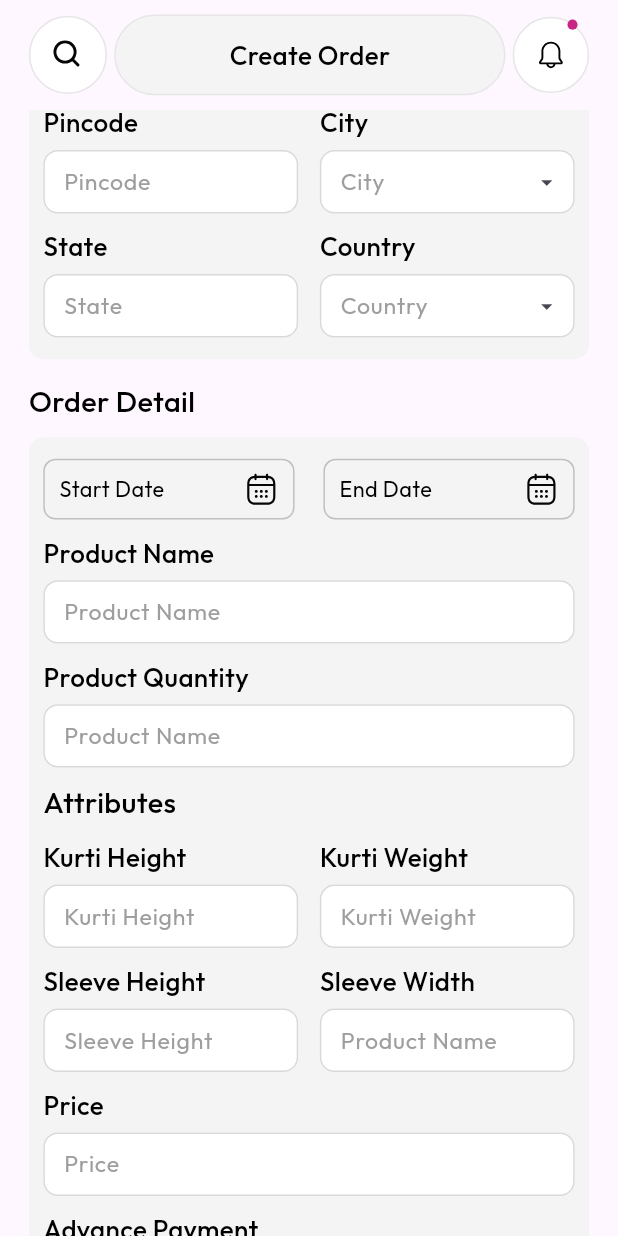
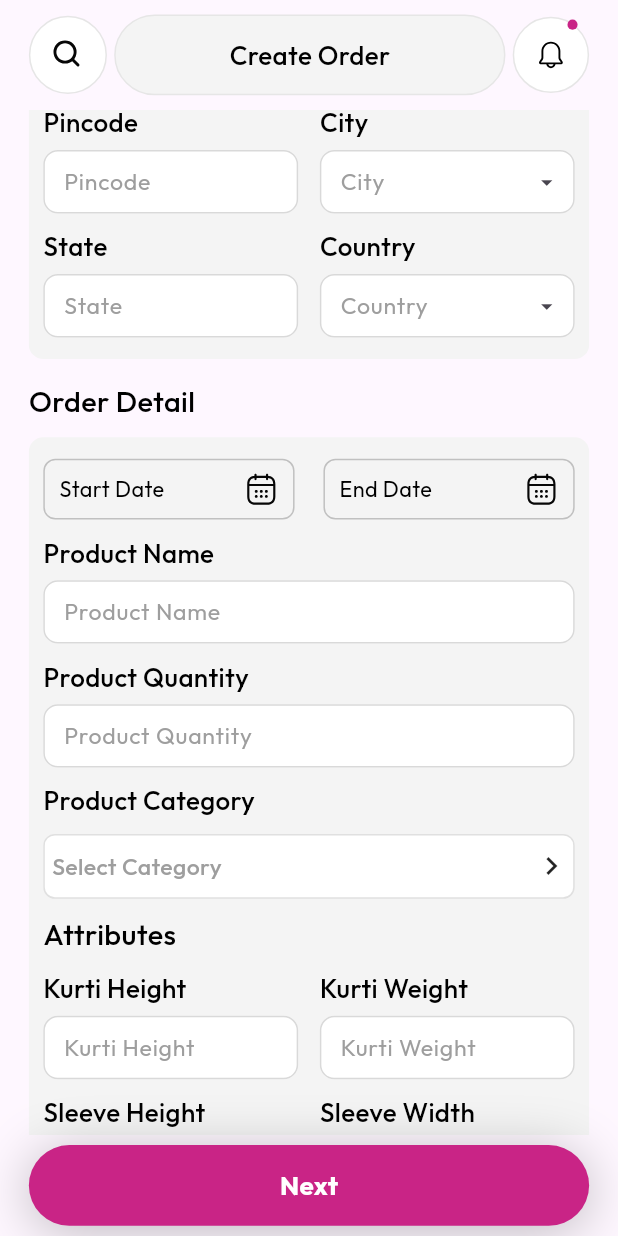
Before and after one commit to bnGohil/OdhaniSQT, a Flutter app: the CreateOrderScreen screen opened by its route, scrolled down 576 dp, on a phone screen of 412 x 824 dp. Run offline on Flutter 3.47's test engine with Material 3 defaults, Android fonts, the phone set to English and light mode, and no system bars; our stand-ins replace cached_network_image, dio, flutter_secure_storage, flutter_svg, geolocator, google_maps_flutter and 2 more; accounts and stored records are empty.

Commit message:
sub_order_details screen create

```diff
--- /dev/null
+++ b/lib/app/order/component/chip_textfield.dart
@@ -0,0 +1,141 @@
+import 'package:flutter/material.dart';
+import 'package:odhani_design_sqt/app/order/component/multi_select_chip_order.dart';
+import '../../../../../utils/utils.dart';
+class ChipTextField extends StatefulWidget {
+
+  // List<ServiceType>? selectedList;
+  List<String>? selectedList;
+  // final Function(List<TagData>)? onTapSelectedList;
+  ChipTextField({Key? key,this.selectedList,   }) : super(key: key);
+
+  @override
+  _ChipTextFieldState createState() {
+    return _ChipTextFieldState();
+  }
+}
+
+class _ChipTextFieldState extends State<ChipTextField> {
+
+
+  @override
+  void initState() {
+    super.initState();
+  }
+
+  @override
+  void dispose() {
+    super.dispose();
+  }
+
+  @override
+  Widget build(BuildContext context) {
+    print("${widget.selectedList.toString()} == check this seleted List");
+    return Column(
+      crossAxisAlignment: CrossAxisAlignment.start,
+      children: [
+
+        Text("Product Category",style: CustomTextStyle.blackMediumFont16Style.copyWith(fontSize: 18.sp),),
+
+        SizedBox(height: 10.sp),
+
+        InkWell(
+          onTap: () async{
+
+            final selectedData = await Navigator.of(context).push(
+                MaterialPageRoute(builder: (context)=> MultiSelectChipOrder(selectedList: widget.selectedList,))
+            );
+
+            if(selectedData != null) {
+              setState(() {
+                widget.selectedList = selectedData;
+                print(widget.selectedList);
+              });
+            }
+
+          },
+          child: Container(
+              width: double.infinity,
+
+              decoration: BoxDecoration(
+                color: kWhiteColor,
+                  border: Border.all(color: Colors.black12),
+                  borderRadius: BorderRadius.circular(8.sp)
+              ),
+
+              padding: EdgeInsets.only(right: 0,left: 5.sp,top: 2.sp,bottom: 2.sp),
+
+              child: Row(
+                children: [
+                  Expanded(
+                    child: SingleChildScrollView(
+
+                      scrollDirection: Axis.horizontal,
+
+                      child: Row(
+                        children: (widget.selectedList?.isEmpty ==  true)
+
+                            ? [Padding(
+                            padding: EdgeInsets.symmetric(vertical: 8.sp),
+
+                            child: Text("Select Category",style: CustomTextStyle.blackBoldFont16Style.copyWith(fontWeight: FontWeight.w500, color: Colors.grey),))]
+
+                            :List.generate(widget.selectedList?.length ?? 0, (index) {
+
+                          return Padding(
+                            padding:  EdgeInsets.symmetric(vertical: 5.sp),
+                            child: chip(index: index),
+                          );
+
+                        }),
+                      ),
+                    ),
+                  ),
+                  Align(
+                    alignment: Alignment.centerRight,
+                    child: Container(
+                        height: 30.sp,width: 30.sp,
+                        child: Icon(Icons.chevron_right,)),
+                  ),
+                ],
+              )
+          ),
+        ),
+      ],
+    );
+  }
+
+  Widget chip({int? index}){
+    return Container(
+      decoration: BoxDecoration(
+          color: kPrimaryColor.withOpacity(0.1),
+          borderRadius: BorderRadius.circular(12.sp)
+      ),
+
+      margin: EdgeInsets.only(right: 10.sp),
+
+      padding: EdgeInsets.symmetric(horizontal: 10.sp,vertical: 5.sp),
+      child: Row(
+        children: [
+          Text( widget.selectedList == []
+              ?  "Select Category"
+              // : "${widget.selectedList?[index ?? 0].value}",
+              : "${widget.selectedList?[index ?? 0]}",
+
+              style: CustomTextStyle.mainTextColorRegularFont16Style
+          ),
+
+          SizedBox(width: 4.sp),
+
+          InkWell(
+              onTap: (){
+                widget.selectedList?.removeAt(index ?? 0);
+                setState(() {
+
+                });
+              },
+              child: Icon(Icons.close,size: 20.sp,))
+        ],
+      ),
+    );
+  }
+}
--- a/lib/app/order/route/order_route.dart
+++ b/lib/app/order/route/order_route.dart
@@ -1,18 +1,17 @@
 
 import 'package:flutter/cupertino.dart';
-import 'package:odhani_design_sqt/app/order/view/create_order_screen.dart';
+import 'package:odhani_design_sqt/app/order/view/create_order/create_order_screen.dart';
 import 'package:odhani_design_sqt/app/order/view/completed_order_page.dart';
+import 'package:odhani_design_sqt/app/order/view/create_order/create_sub_order_details.dart';
 import 'package:odhani_design_sqt/app/tab/view/tab_page.dart';
 import '../view/order_details_page.dart';
 
 class OrderRoute{
 
   static String route = "order_route";
+
   static String createOrderRoute = "create_order";
-
-
-  static Widget child = const TabPage();
-  static Widget createOrderChild = const CreateOrderScreen();
+  static String createSubOrderDetailsRoute = "create_order_sub_order";
 
   static String orderDetailRoute = "/order_details_route";
 
@@ -20,6 +19,9 @@ class OrderRoute{
 
   static Widget child = const OrderDetailsPage();
 
+  static Widget createOrderChild = const CreateOrderScreen();
+
+  static Widget createSubOrderDetailsChild = const CreateSubOrderDetails();
 
   static Widget completedChild = const CompletedOrderPage();
 
@@ -31,7 +33,9 @@ class OrderRoute{
     Navigator.pushNamed(context,createOrderRoute);
   }
 
-
+  static goToCreateSubOrderDetails(BuildContext context){
+    Navigator.pushNamed(context,createSubOrderDetailsRoute);
+  }
 
   static goToCompletedOrder(BuildContext context){
     Navigator.pushNamed(context,orderCompletedRoute);
--- a/lib/app/order/view/create_order_screen.dart
+++ b/lib/app/order/view/create_order/create_order_screen.dart
@@ -1,21 +1,21 @@
 import 'dart:io';
 
+import 'package:intl/intl.dart';
 import 'package:flutter/cupertino.dart';
 import 'package:flutter/material.dart';
 import 'package:flutter/rendering.dart';
 import 'package:flutter/widgets.dart';
-import 'package:intl/intl.dart';
+import 'package:odhani_design_sqt/app/order/route/order_route.dart';
+import '../../component/form_to_datepicker.dart';
 import 'package:odhani_design_sqt/utils/utils.dart';
-import 'package:provider/provider.dart';
-
-import '../../../base/domin/asset/asset_model.dart';
-import '../../../base/view/base_components/auto_suggestion_textfield.dart';
-import '../../../base/view/base_components/custom_auto_suggestion_textfield.dart';
-import '../../../base/view/base_components/multi_selection_photo.dart';
-import '../../../utils/common_utils/custom_app_bar.dart';
-import '../../notification/route/notification_route.dart';
-import '../component/form_to_datepicker.dart';
-import 'demo_screen.dart';
+import '../../../../base/domin/asset/asset_model.dart';
+import '../../../../utils/common_utils/custom_app_bar.dart';
+import '../../../notification/route/notification_route.dart';
+import '../../../../base/view/base_components/custom_button.dart';
+import '../../../../base/view/base_components/multi_selection_photo.dart';
+import '../../../../base/view/base_components/auto_suggestion_textfield.dart';
+import '../../../../base/view/base_components/custom_auto_suggestion_textfield.dart';
+import 'package:odhani_design_sqt/app/order/component/chip_textfield.dart';
 
 class CreateOrderScreen extends StatefulWidget {
   const CreateOrderScreen({super.key});
@@ -58,6 +58,22 @@ class _CreateOrderScreenState extends State<CreateOrderScreen> {
 
   final FocusNode stateFocus = FocusNode();
   final TextEditingController stateController = TextEditingController();
+
+
+  final FocusNode productNameFocus = FocusNode();
+  final TextEditingController productNameController = TextEditingController();
+
+  final FocusNode productQuantityFocus = FocusNode();
+  final TextEditingController productQuantityController = TextEditingController();
+
+  final FocusNode productPriceFocus = FocusNode();
+  final TextEditingController productPriceController = TextEditingController();
+
+  final FocusNode advancePaymentFocus = FocusNode();
+  final TextEditingController advancePaymentController = TextEditingController();
+
+  final FocusNode descriptionFocus = FocusNode();
+  final TextEditingController descriptionController = TextEditingController();
 
 
   var suggestions = <String>[];
@@ -480,7 +496,7 @@ class _CreateOrderScreenState extends State<CreateOrderScreen> {
                   suggestions: empty.map((e) => SearchFieldListItem<String>(e, child: searchChild(e))).toList(),
                   // controller: ,
                   hint: "Product Name",
-                  focusNode: addressFocus ,
+                  focusNode: productNameFocus ,
                   onSearchTextChanged: (query) {
                     final filter = empty
                         .where((element) =>
@@ -503,8 +519,8 @@ class _CreateOrderScreenState extends State<CreateOrderScreen> {
                   headerText: "Product Quantity",
                   suggestions: empty.map((e) => SearchFieldListItem<String>(e, child: searchChild(e))).toList(),
                   // controller: ,
-                  hint: "Product Name",
-                  focusNode: addressFocus ,
+                  hint: "Product Quantity",
+                  focusNode: productQuantityFocus ,
                   onSearchTextChanged: (query) {
                     final filter = empty
                         .where((element) =>
@@ -520,6 +536,10 @@ class _CreateOrderScreenState extends State<CreateOrderScreen> {
                   //   child: Icon(Icons.arrow_drop_down),
                   // ),
                 ),
+
+                SizedBox(height: 10.sp),
+
+                ChipTextField(selectedList: []),
 
                 SizedBox(height: 10.sp),
 
@@ -646,7 +666,7 @@ class _CreateOrderScreenState extends State<CreateOrderScreen> {
                   suggestions: empty.map((e) => SearchFieldListItem<String>(e, child: searchChild(e))).toList(),
                   // controller: ,
                   hint: "Price",
-                  focusNode: addressFocus ,
+                  focusNode: productPriceFocus ,
                   onSearchTextChanged: (query) {
                     final filter = empty
                         .where((element) =>
@@ -670,7 +690,7 @@ class _CreateOrderScreenState extends State<CreateOrderScreen> {
                   suggestions: empty.map((e) => SearchFieldListItem<String>(e, child: searchChild(e))).toList(),
                   // controller: ,
                   hint: "Advance Payment",
-                  focusNode: addressFocus ,
+                  focusNode: advancePaymentFocus ,
                   onSearchTextChanged: (query) {
                     final filter = empty
                         .where((element) =>
@@ -695,7 +715,7 @@ class _CreateOrderScreenState extends State<CreateOrderScreen> {
                   // controller: ,
                   hint: "Description",
                   maxLine: 4,
-                  focusNode: addressFocus ,
+                  focusNode: descriptionFocus ,
                   onSearchTextChanged: (query) {
                     final filter = empty
                         .where((element) =>
@@ -744,6 +764,25 @@ class _CreateOrderScreenState extends State<CreateOrderScreen> {
 
         ],
       ),
+      bottomNavigationBar: SafeArea(
+        child: Container(
+          padding: EdgeInsets.symmetric(horizontal: 20.sp),
+          height: 70.sp,
+          child: Column(
+            mainAxisAlignment: MainAxisAlignment.center,
+            children: [
+              CustomButton(
+                radius: 100.sp,
+                btnText: "Next",
+                onTap: () {
+                  OrderRoute.goToCreateSubOrderDetails(context);
+                  // ChatRoute.goToChatPage(context);
+                },
+              ),
+            ],
+          ),
+        ),
+      ),
     );
   }
 
--- a/lib/app/order/view/order_page.dart
+++ b/lib/app/order/view/order_page.dart
@@ -34,7 +34,9 @@ class _OrderPageState extends State<OrderPage> {
         title: "Order",
         actionWidget: GestureDetector(
           onTap: (){
-            OrderRoute.goToCreateOrderPage(context);
+            selectedIndex == 0
+                ? OrderRoute.goToCreateOrderPage(context)
+                : OrderRoute.goToCreateOrderPage(context);
           },
           child: Container(
             padding: EdgeInsets.all(10.sp),
@@ -55,6 +57,7 @@ class _OrderPageState extends State<OrderPage> {
             tabList: tabList,
             callBackFun: (p0) {
               setState(() {
+                selectedIndex = p0;
                 print("selected Po is $p0");
               });
             },
--- a/lib/utils/common_utils/global_models.dart
+++ b/lib/utils/common_utils/global_models.dart
@@ -5,3 +5,6 @@ part of utils;
 List<String> socialMedialList = ["google","fb","apple"];
 
 List<String> userType = ["Boutique","Agency(Tailor)"];
+
+
+List<String> materialList = ["Canvas","Cloth","Khakhi","Linin","Cotton","Wool","Leather"];
--- a/lib/utils/routes/routing.dart
+++ b/lib/utils/routes/routing.dart
@@ -10,6 +10,7 @@ class Routes {
     TabRoute.route : (context) => TabRoute.child,
     JobRoute.route : (context) => JobRoute.child,
     OrderRoute.createOrderRoute: (context) => OrderRoute.createOrderChild,
+    OrderRoute.createSubOrderDetailsRoute: (context) => OrderRoute.createSubOrderDetailsChild,
     NotificationRoute.route : (context) => NotificationRoute.child,
     OrderRoute.orderDetailRoute : (context) => OrderRoute.child,
     OrderRoute.orderCompletedRoute : (context) => OrderRoute.completedChild,
```
Also changed, not shown: lib/app/order/component/multi_select_chip_order.dart (added, +184 -0 lines), lib/app/order/view/create_order/create_sub_order_details.dart (added, +82 -0 lines), 1 other file.
